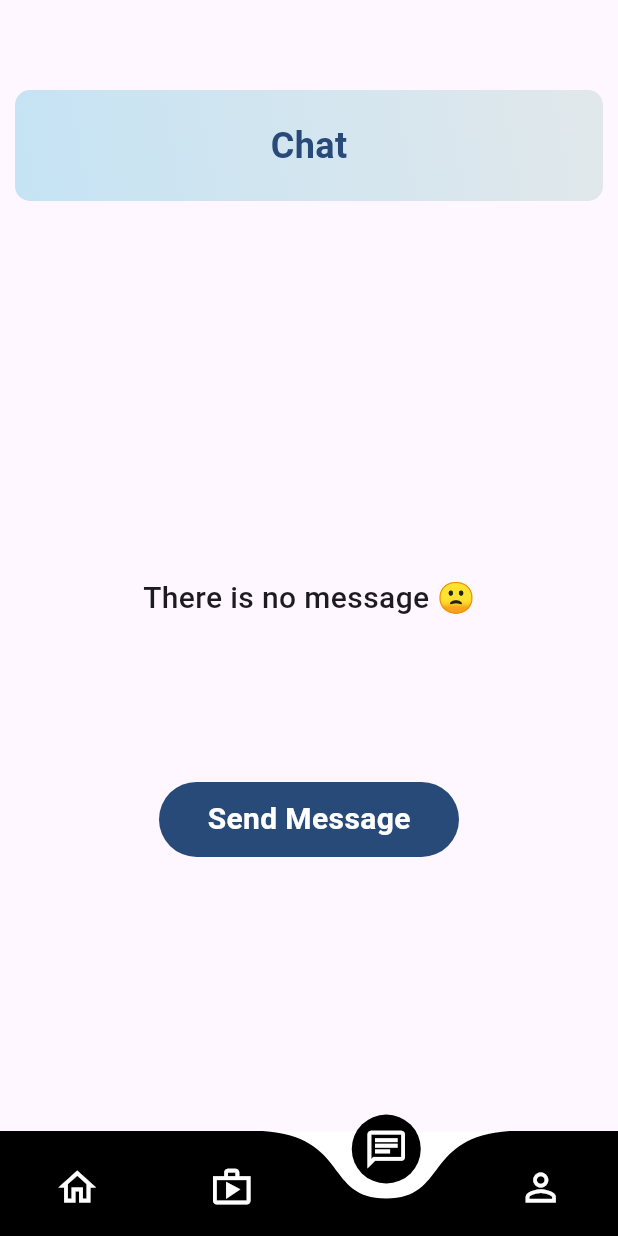
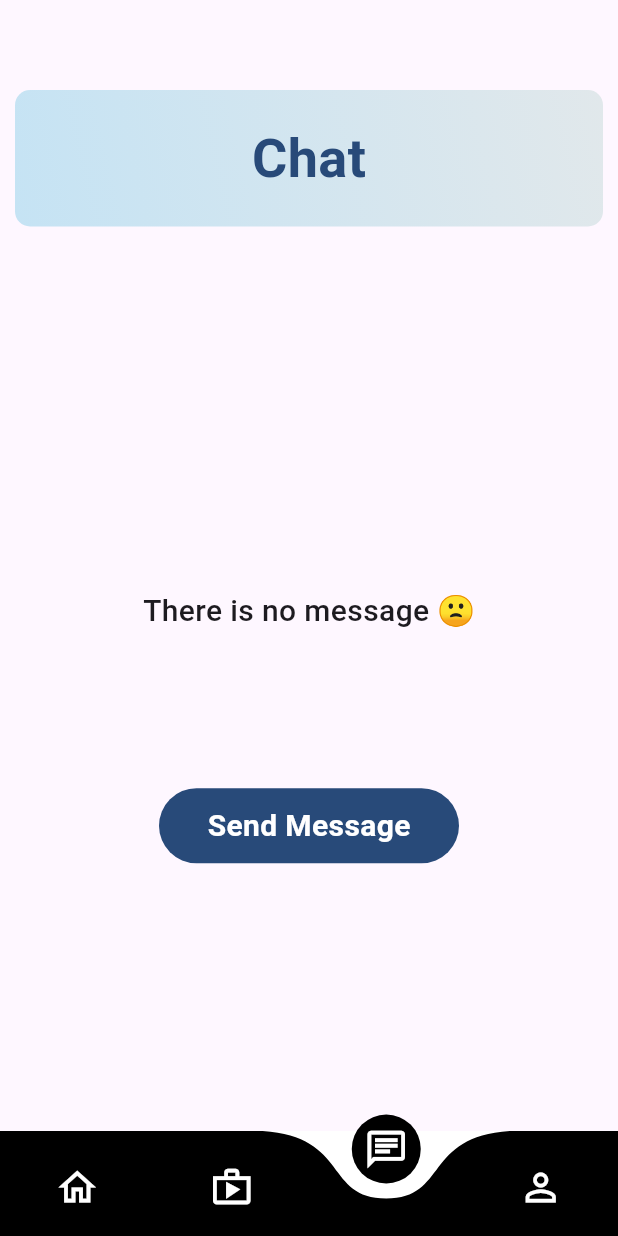
Before and after one commit to BartugKaan/Service-App-with-Flutter, a Flutter app: the screen it shows after launch, item 3 of the bottom bar chosen, on a phone screen of 412 x 824 dp. Run offline on Flutter 3.47's test engine with Material 3 defaults, Android fonts, the phone set to English and light mode, and no system bars; drawn by our look-alikes of curved_navigation_bar.

Commit message:
style: increase font size of Chat title for better visibility

```diff
--- a/lib/pages/chat_page.dart
+++ b/lib/pages/chat_page.dart
@@ -32,7 +32,7 @@ class _ChatPageState extends State<ChatPage> {
                     Text(
                       "Chat",
                       style: TextStyle(
-                          fontSize: 24,
+                          fontSize: 36,
                           fontWeight: FontWeight.bold,
                           color: Color(0xff284a79)),
                     )
```
